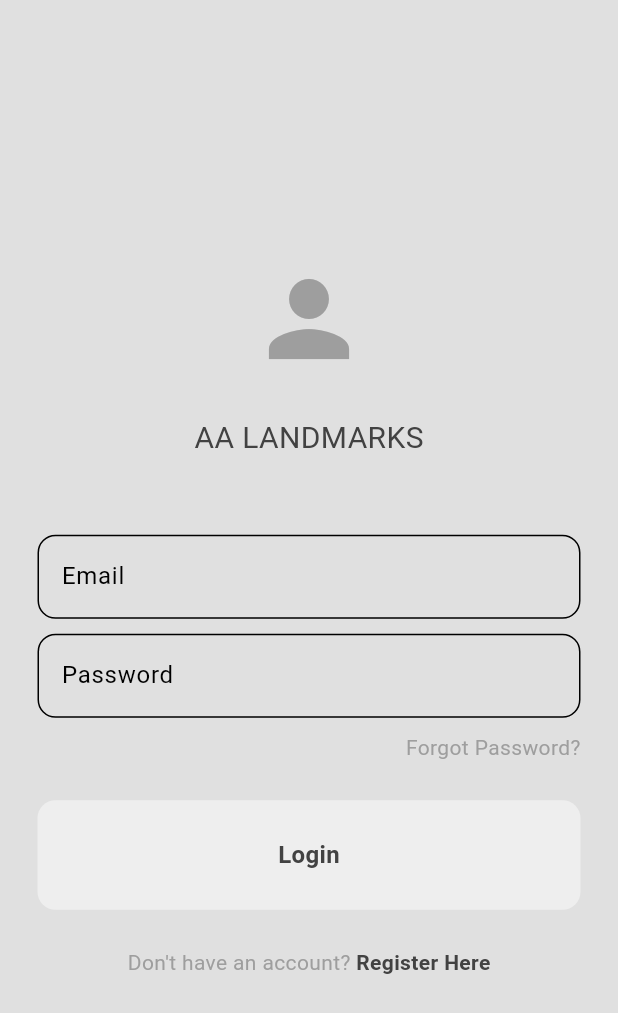
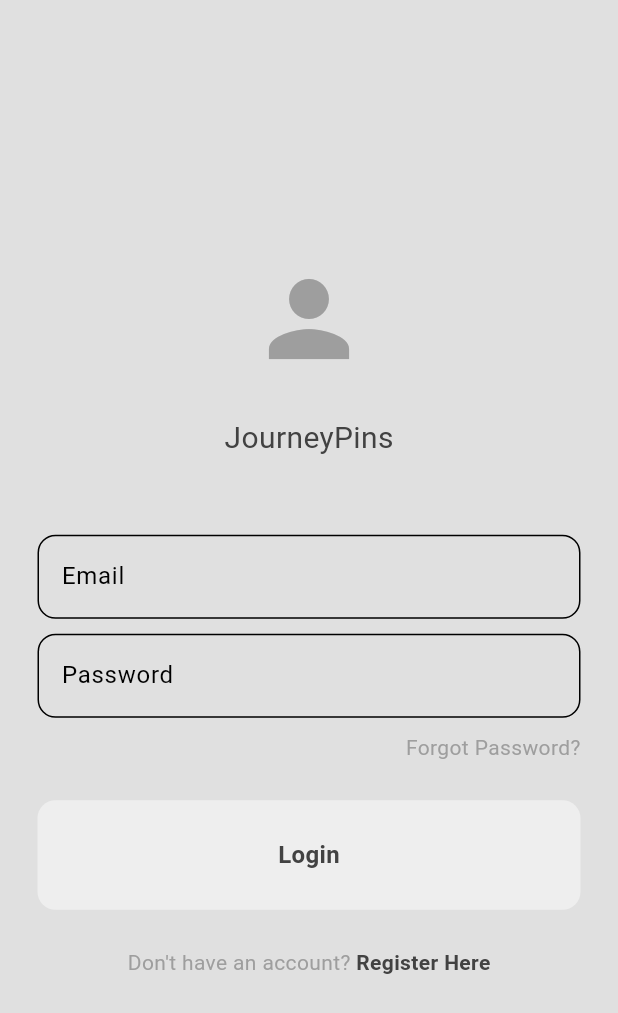
Before and after one commit to JeremyEastham/TAMUhack2025, a Flutter app: the screen it shows after launch, on a phone screen of 412 x 824 dp. Shown: the top 1013 px of the screen. Run offline on Flutter 3.47's test engine with Material 3 defaults, Android fonts, the light colour scheme and no system bars; our stand-ins replace cloud_firestore, firebase_auth, firebase_core, quickalert; missing offline and left inert: mapbox_maps_flutter; accounts and stored records are empty; generated files the repository leaves out were written again.

Commit message:
MERGE FIXED

```diff
--- a/aalandmarks/lib/pages/login_page.dart
+++ b/aalandmarks/lib/pages/login_page.dart
@@ -63,7 +63,7 @@ class _LoginPageState extends State<LoginPage> {
                     ),
                     const SizedBox(height: 25),
                     Text(
-                      "AA LANDMARKS",
+                      "JourneyPins",
                       style: TextStyle(fontSize: 20),
                     ),
                     const SizedBox(height: 50),
--- a/aalandmarks/lib/pages/map_page.dart
+++ b/aalandmarks/lib/pages/map_page.dart
@@ -153,7 +153,7 @@ class MapPage extends StatefulWidget {
 
 class _MapPageState extends State<MapPage> with TickerProviderStateMixin {
   MapboxMap? mapboxMap;
-  Position _userPosition = Position(-96.33909152611203, 30.609);
+  Position _userPosition = Position(2.293158, 48.857880);
   final FirestoreDatabase database = FirestoreDatabase();
   late StreamSubscription<QuerySnapshot> databaseSubscrition;
   late Ticker _ticker;
@@ -319,7 +319,6 @@ class _MapPageState extends State<MapPage> with TickerProviderStateMixin {
       FirestoreDatabase.idConnectionsMap[pa.id] =
           getSubstringBeforeFirstDash(annotationsEntry);
     }
-    print('IDCONNECTIONSMAP: ');
     FirestoreDatabase.idConnectionsMap.forEach((key, value) {
       print('Key: $key, Value: $value');
     });
--- a/aalandmarks/lib/pages/register_page.dart
+++ b/aalandmarks/lib/pages/register_page.dart
@@ -92,7 +92,7 @@ class _RegisterPageState extends State<RegisterPage> {
                     ),
                     const SizedBox(height: 25),
                     Text(
-                      "AA LANDMARKS",
+                      "JourneyPins",
                       style: TextStyle(fontSize: 20),
                     ),
                     const SizedBox(height: 50),
```
